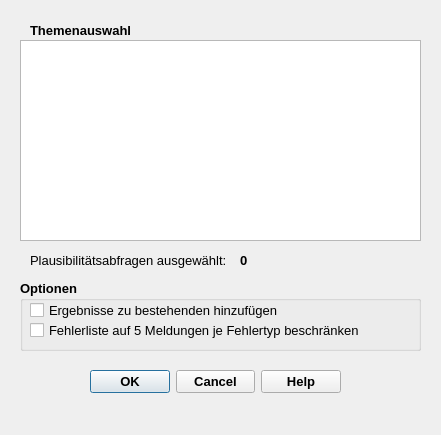
Above: qkan/datacheck/res/application_datacheck.ui from SonkeHoffmann/QKan-1 before the change. Below: the same form after it.
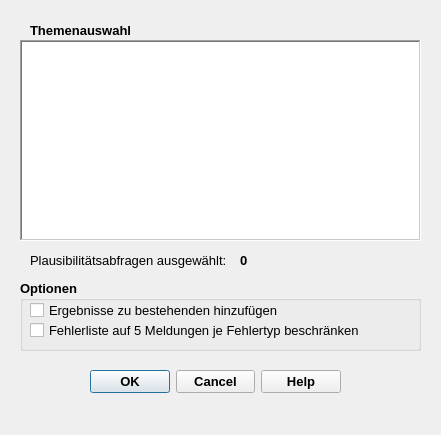
That is the form after the change.

```diff
--- a/qkan/datacheck/res/application_datacheck.ui
+++ b/qkan/datacheck/res/application_datacheck.ui
@@ -98,11 +98,26 @@
    <property name="statusTip">
     <string extracomment="Auswahl der zu bearbeitenden Teilgebiete. Alle auswählen mit [Strg]+A">Auswahl der Plausibilitätsabfragen</string>
    </property>
+   <property name="frameShape">
+    <enum>QFrame::WinPanel</enum>
+   </property>
    <property name="tabKeyNavigation">
     <bool>true</bool>
    </property>
    <property name="selectionMode">
-    <enum>QAbstractItemView::MultiSelection</enum>
+    <enum>QAbstractItemView::ExtendedSelection</enum>
+   </property>
+   <property name="iconSize">
+    <size>
+     <width>0</width>
+     <height>0</height>
+    </size>
+   </property>
+   <property name="viewMode">
+    <enum>QListView::ListMode</enum>
+   </property>
+   <property name="modelColumn">
+    <number>0</number>
    </property>
    <property name="selectionRectVisible">
     <bool>true</bool>
```
